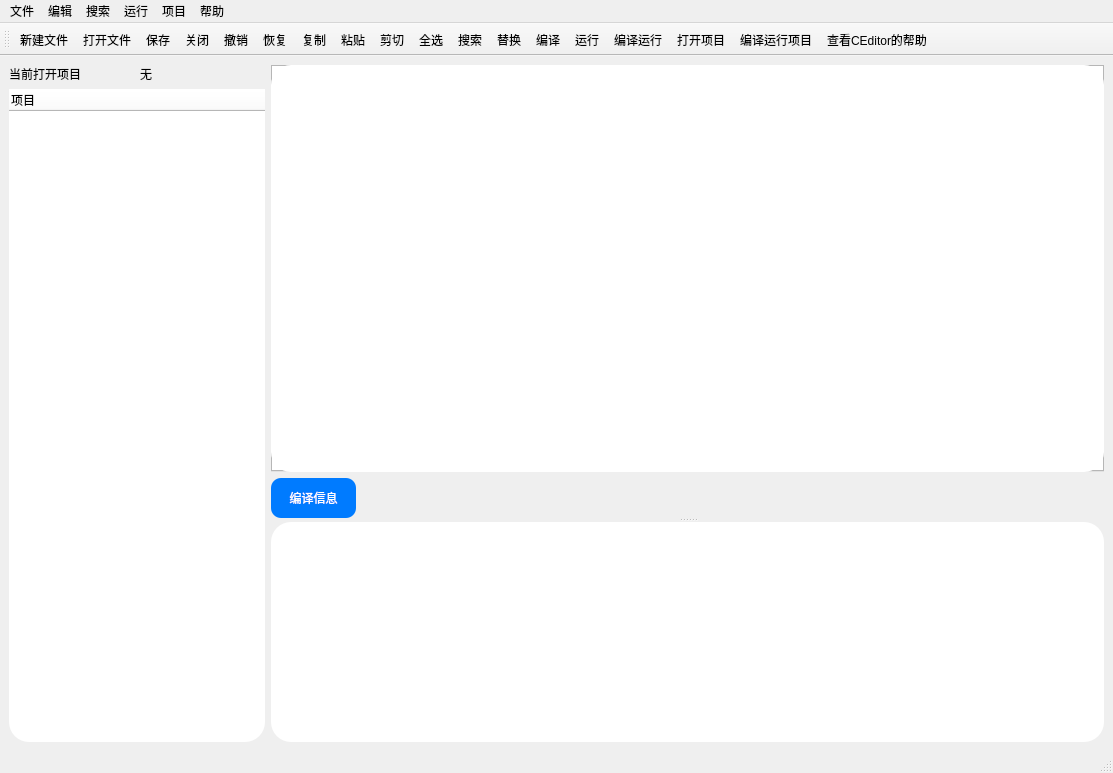
This is CEditor/mainwindow.ui in XiaoZheng2003/BIT-QT-IDE as Qt 5 draws it before an edit. The edited form follows.
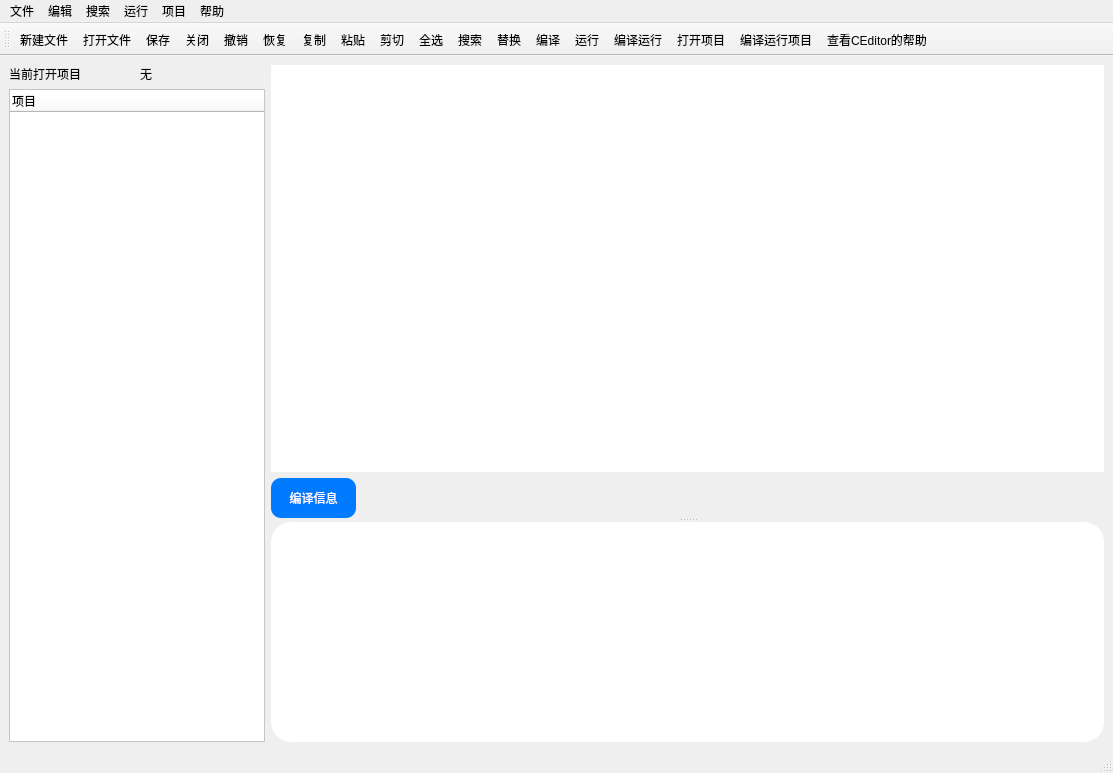
This is the edited form. Icons and pictures are not drawn.

Diff of the .ui file:
```diff
--- a/CEditor/mainwindow.ui
+++ b/CEditor/mainwindow.ui
@@ -47,8 +47,7 @@
          <enum>Qt::CustomContextMenu</enum>
         </property>
         <property name="styleSheet">
-         <string notr="true">background-color: rgb(255, 255, 255);
-border-radius:20px;</string>
+         <string notr="true">background-color: rgb(255, 255, 255);</string>
         </property>
         <column>
          <property name="text">
@@ -76,7 +75,6 @@
          <widget class="QTabWidget" name="tabWidget">
           <property name="styleSheet">
            <string notr="true">background-color: rgb(255, 255, 255);
-border-radius:20px;
 border:none</string>
           </property>
           <property name="currentIndex">
```
Left out of the diff: 34 changed lines with no effect on the pictures.
